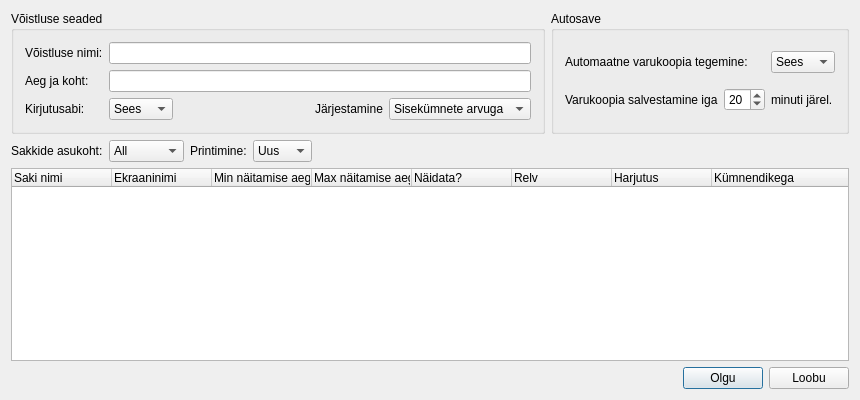
Before: the Qt Designer form src/seadedkast.ui in ymeramees/protokollitaja, drawn with Qt 5.
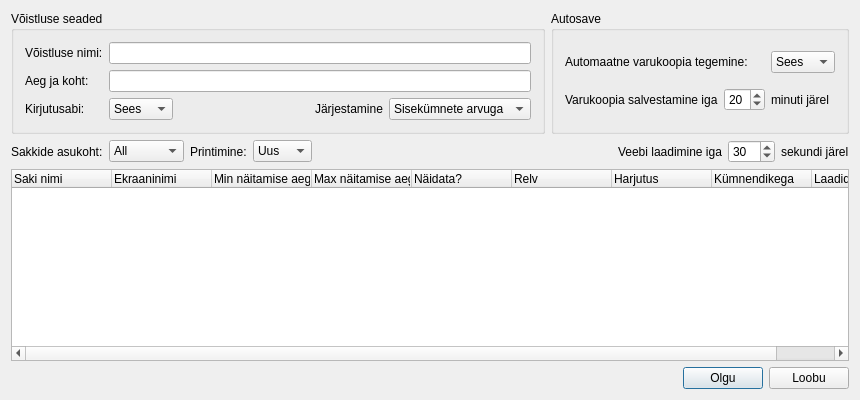
After: the same form once the commit is applied.

Commit message: Primitive web upload partially added

What changed in the file:
```diff
--- a/src/seadedkast.ui
+++ b/src/seadedkast.ui
@@ -143,7 +143,7 @@
         <item row="1" column="2">
          <widget class="QLabel" name="label_5">
           <property name="text">
-           <string>minuti järel.</string>
+           <string>minuti järel</string>
           </property>
          </widget>
         </item>
@@ -229,6 +229,33 @@
        </property>
       </spacer>
      </item>
+     <item>
+      <widget class="QLabel" name="label_10">
+       <property name="text">
+        <string>Veebi laadimine iga</string>
+       </property>
+      </widget>
+     </item>
+     <item>
+      <widget class="QSpinBox" name="uploadTimeBox">
+       <property name="minimum">
+        <number>0</number>
+       </property>
+       <property name="maximum">
+        <number>999</number>
+       </property>
+       <property name="value">
+        <number>30</number>
+       </property>
+      </widget>
+     </item>
+     <item>
+      <widget class="QLabel" name="label_11">
+       <property name="text">
+        <string>sekundi järel</string>
+       </property>
+      </widget>
+     </item>
     </layout>
    </item>
    <item>
@@ -273,6 +300,11 @@
        <string>Kümnendikega</string>
       </property>
      </column>
+     <column>
+      <property name="text">
+       <string>Laadida veebi</string>
+      </property>
+     </column>
     </widget>
    </item>
    <item>
```
The commit also changes 10 other files.
